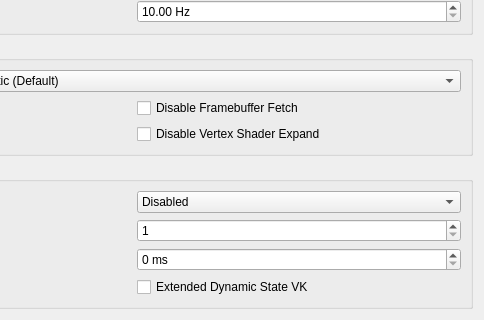
Above: pcsx2-qt/Settings/GraphicsAdvancedSettingsTab.ui from TJnotJT/pcsx2 before the change; both pictures show x 216 to 700 and y 300 to 620 of the 700 by 620 pixel window. Below: the same form after it.
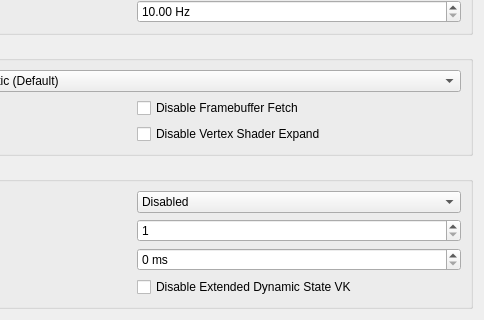
That is the form after the change.

Commit message: TMP: Change 'ExtendedDynamicStateVK' to 'DisableExtendedDynamicStateVK'.

```diff
--- a/pcsx2-qt/Settings/GraphicsAdvancedSettingsTab.ui
+++ b/pcsx2-qt/Settings/GraphicsAdvancedSettingsTab.ui
@@ -441,7 +441,7 @@
           <item row="0" column="2">
           <widget class="QCheckBox" name="extendedDynamicStateVK">
             <property name="text">
-            <string>Extended Dynamic State VK</string>
+            <string>Disable Extended Dynamic State VK</string>
             </property>
           </widget>
           </item>
```
Left out of the diff: 2 changed lines with no effect on the pictures. The commit also changes 4 other files.
